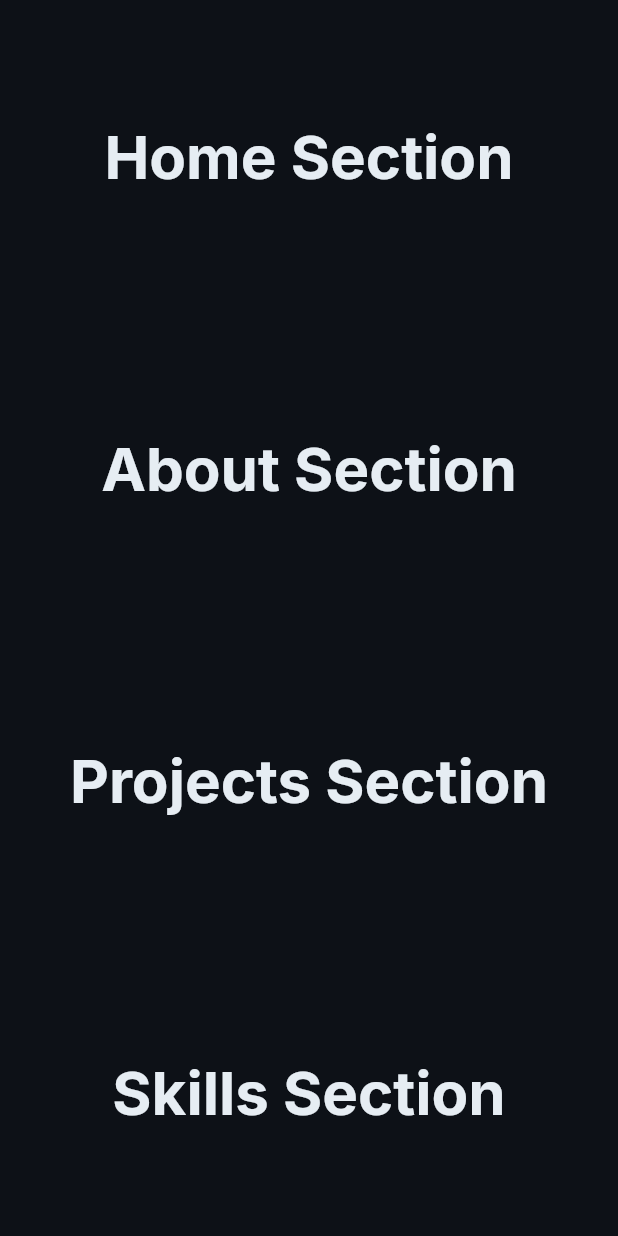
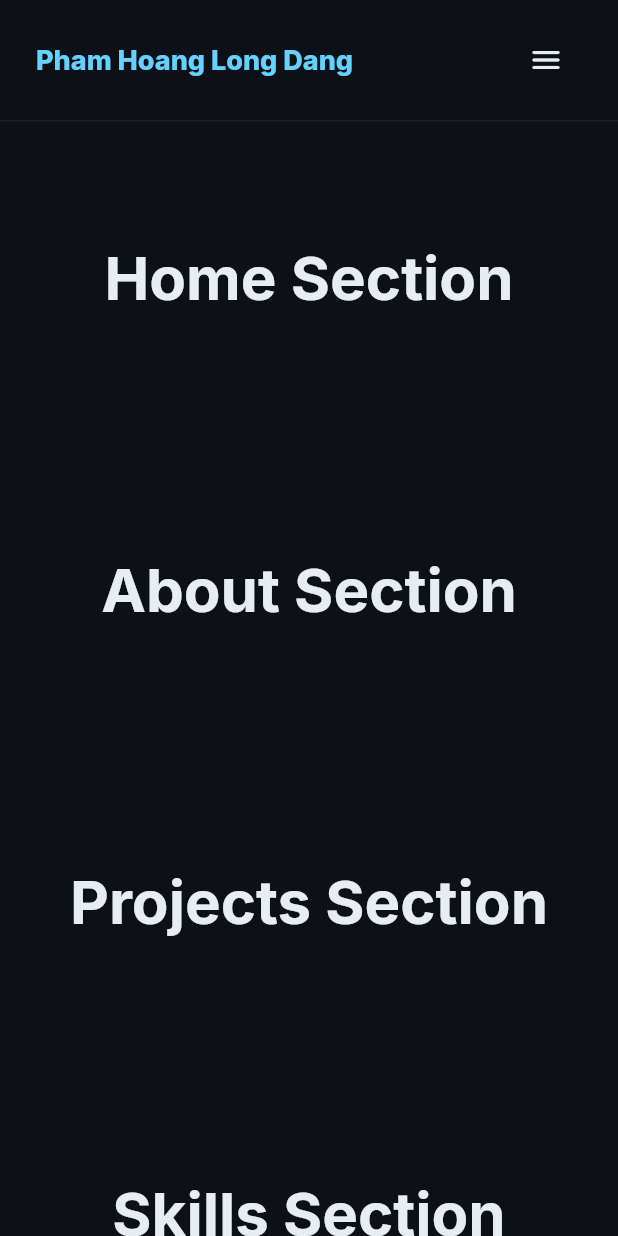
Before and after one commit to DPHLong/my_portfolio, a Flutter app: the screen it shows after launch, on a phone screen of 412 x 824 dp. Run offline on Flutter 3.47's test engine with Material 3 defaults, Android fonts, the phone set to English and light mode, and no system bars; our stand-ins replace font_awesome_flutter, go_router, google_fonts.

Commit message:
step 2: Add new files and modify existing files

```diff
--- a/lib/app.dart
+++ b/lib/app.dart
@@ -1,30 +1,78 @@
 import 'package:flutter/material.dart';
 import 'package:go_router/go_router.dart';
+import 'package:my_portfolio/core/constants/app_constants.dart';
 import 'package:my_portfolio/core/theme/app_theme.dart';
+import 'package:my_portfolio/core/theme/theme_notifier.dart';
+import 'package:my_portfolio/core/widgets/footer.dart';
+import 'package:my_portfolio/core/widgets/nav_bar.dart';
+import 'package:my_portfolio/core/widgets/scroll_service.dart';
+import 'package:my_portfolio/features/about/about_section.dart';
+import 'package:my_portfolio/features/contact/contact_section.dart';
 import 'package:my_portfolio/features/home/home_section.dart';
-import 'package:my_portfolio/features/about/about_section.dart';
 import 'package:my_portfolio/features/projects/projects_section.dart';
 import 'package:my_portfolio/features/skills/skills_section.dart';
-import 'package:my_portfolio/features/contact/contact_section.dart';
 
-class PortfolioPage extends StatelessWidget {
+// ── Theme Notifier (app-level) ────────────────────────────────────────
+final ThemeNotifier themeNotifier = ThemeNotifier();
+
+// ── Portfolio Page ────────────────────────────────────────────────────
+
+class PortfolioPage extends StatefulWidget {
   const PortfolioPage({super.key});
 
   @override
+  State<PortfolioPage> createState() => _PortfolioPageState();
+}
+
+class _PortfolioPageState extends State<PortfolioPage> {
+  final ScrollService _scrollService = ScrollService();
+
+  @override
+  void dispose() {
+    _scrollService.dispose();
+    super.dispose();
+  }
+
+  @override
   Widget build(BuildContext context) {
-    return const Scaffold(
-      body: CustomScrollView(
-        slivers: [
-          SliverToBoxAdapter(child: HomeSection()),
-          SliverToBoxAdapter(child: AboutSection()),
-          SliverToBoxAdapter(child: ProjectsSection()),
-          SliverToBoxAdapter(child: SkillsSection()),
-          SliverToBoxAdapter(child: ContactSection()),
+    final keys = _scrollService.sectionKeys;
+
+    return Scaffold(
+      body: Column(
+        children: [
+          // ── Sticky nav bar ──
+          NavBar(
+            themeNotifier: themeNotifier,
+            onNavTap: _scrollService.scrollToSection,
+          ),
+
+          // ── Scrollable content ──
+          Expanded(
+            child: SingleChildScrollView(
+              controller: _scrollService.scrollController,
+              child: Column(
+                children: [
+                  HomeSection(sectionKey: keys[AppConstants.sectionHome]!),
+                  AboutSection(sectionKey: keys[AppConstants.sectionAbout]!),
+                  ProjectsSection(
+                    sectionKey: keys[AppConstants.sectionProjects]!,
+                  ),
+                  SkillsSection(sectionKey: keys[AppConstants.sectionSkills]!),
+                  ContactSection(
+                    sectionKey: keys[AppConstants.sectionContact]!,
+                  ),
+                  const Footer(),
+                ],
+              ),
+            ),
+          ),
         ],
       ),
     );
   }
 }
+
+// ── Router ────────────────────────────────────────────────────────────
 
 final GoRouter appRouter = GoRouter(
   routes: [
@@ -32,18 +80,25 @@ final GoRouter appRouter = GoRouter(
   ],
 );
 
+// ── App Root ──────────────────────────────────────────────────────────
+
 class PortfolioApp extends StatelessWidget {
   const PortfolioApp({super.key});
 
   @override
   Widget build(BuildContext context) {
+    return ListenableBuilder(
+      listenable: themeNotifier,
+      builder: (context, _) {
         return MaterialApp.router(
           title: 'My Portfolio',
           debugShowCheckedModeBanner: false,
           theme: AppTheme.lightTheme,
           darkTheme: AppTheme.darkTheme,
-      themeMode: ThemeMode.dark,
+          themeMode: themeNotifier.themeMode,
           routerConfig: appRouter,
+        );
+      },
     );
   }
 }
--- a/lib/core/constants/app_constants.dart
+++ b/lib/core/constants/app_constants.dart
@@ -2,15 +2,16 @@ class AppConstants {
   AppConstants._();
 
   // ── Personal Info ───────────────────────────────────────────────────
-  static const String name = 'Your Name';
+  static const String name = 'Pham Hoang Long Dang';
   static const String tagline =
       'Flutter Developer | Firebase Expert | AI Engineering Enthusiast';
-  static const String email = 'your.email@example.com';
-  static const String location = 'Your City, Country';
+  static const String email = 'antholeo@gmail.com';
+  static const String location = 'Berlin, Germany';
 
   // ── Social Links ────────────────────────────────────────────────────
-  static const String githubUrl = 'https://github.com/yourusername';
-  static const String linkedInUrl = 'https://linkedin.com/in/yourusername';
+  static const String githubUrl = 'https://github.com/DPHLong';
+  static const String linkedInUrl =
+      'https://linkedin.com/in/long-dang-163309351';
   static const String resumeUrl = '';
 
   // ── Section IDs (for scroll navigation) ─────────────────────────────
--- /dev/null
+++ b/lib/core/theme/theme_notifier.dart
@@ -0,0 +1,13 @@
+import 'package:flutter/material.dart';
+
+class ThemeNotifier extends ChangeNotifier {
+  ThemeMode _themeMode = ThemeMode.dark;
+
+  ThemeMode get themeMode => _themeMode;
+  bool get isDark => _themeMode == ThemeMode.dark;
+
+  void toggle() {
+    _themeMode = isDark ? ThemeMode.light : ThemeMode.dark;
+    notifyListeners();
+  }
+}
--- /dev/null
+++ b/lib/core/widgets/nav_bar.dart
@@ -0,0 +1,253 @@
+import 'package:flutter/material.dart';
+import 'package:my_portfolio/core/constants/app_constants.dart';
+import 'package:my_portfolio/core/responsive/responsive.dart';
+import 'package:my_portfolio/core/theme/theme_notifier.dart';
+
+class NavItem {
+  final String label;
+  final String sectionKey;
+
+  const NavItem({required this.label, required this.sectionKey});
+}
+
+const _navItems = [
+  NavItem(label: 'Home', sectionKey: AppConstants.sectionHome),
+  NavItem(label: 'About', sectionKey: AppConstants.sectionAbout),
+  NavItem(label: 'Projects', sectionKey: AppConstants.sectionProjects),
+  NavItem(label: 'Skills', sectionKey: AppConstants.sectionSkills),
+  NavItem(label: 'Contact', sectionKey: AppConstants.sectionContact),
+];
+
+class NavBar extends StatelessWidget {
+  final ThemeNotifier themeNotifier;
+  final void Function(String sectionKey) onNavTap;
+
+  const NavBar({
+    super.key,
+    required this.themeNotifier,
+    required this.onNavTap,
+  });
+
+  @override
+  Widget build(BuildContext context) {
+    final isMobile = Responsive.isMobile(context);
+
+    return Container(
+      width: double.infinity,
+      padding: const EdgeInsets.symmetric(horizontal: 24, vertical: 16),
+      decoration: BoxDecoration(
+        color: Theme.of(context).scaffoldBackgroundColor.withAlpha(230),
+        border: Border(
+          bottom: BorderSide(
+            color: Theme.of(context).dividerColor.withAlpha(30),
+          ),
+        ),
+      ),
+      child: Center(
+        child: ConstrainedBox(
+          constraints: const BoxConstraints(
+            maxWidth: AppConstants.maxContentWidth,
+          ),
+          child: Row(
+            mainAxisAlignment: MainAxisAlignment.spaceBetween,
+            children: [
+              // ── Logo / Name ──
+              GestureDetector(
+                onTap: () => onNavTap(AppConstants.sectionHome),
+                child: Text(
+                  AppConstants.name,
+                  style: Theme.of(context).textTheme.titleLarge?.copyWith(
+                    color: Theme.of(context).colorScheme.primary,
+                    fontWeight: FontWeight.w800,
+                  ),
+                ),
+              ),
+
+              // ── Nav Links (desktop) or Menu Button (mobile) ──
+              if (isMobile)
+                _MobileMenuButton(
+                  themeNotifier: themeNotifier,
+                  onNavTap: onNavTap,
+                )
+              else
+                Row(
+                  mainAxisSize: MainAxisSize.min,
+                  children: [
+                    for (final item in _navItems)
+                      _DesktopNavLink(
+                        label: item.label,
+                        onTap: () => onNavTap(item.sectionKey),
+                      ),
+                    const SizedBox(width: 8),
+                    _ThemeToggle(themeNotifier: themeNotifier),
+                  ],
+                ),
+            ],
+          ),
+        ),
+      ),
+    );
+  }
+}
+
+// ── Desktop nav link ──────────────────────────────────────────────────
+
+class _DesktopNavLink extends StatefulWidget {
+  final String label;
+  final VoidCallback onTap;
+
+  const _DesktopNavLink({required this.label, required this.onTap});
+
+  @override
+  State<_DesktopNavLink> createState() => _DesktopNavLinkState();
+}
+
+class _DesktopNavLinkState extends State<_DesktopNavLink> {
+  bool _hovering = false;
+
+  @override
+  Widget build(BuildContext context) {
+    final primary = Theme.of(context).colorScheme.primary;
+    final onSurface = Theme.of(context).colorScheme.onSurface;
+
+    return MouseRegion(
+      onEnter: (_) => setState(() => _hovering = true),
+      onExit: (_) => setState(() => _hovering = false),
+      cursor: SystemMouseCursors.click,
+      child: GestureDetector(
+        onTap: widget.onTap,
+        child: Padding(
+          padding: const EdgeInsets.symmetric(horizontal: 16, vertical: 8),
+          child: AnimatedDefaultTextStyle(
+            duration: const Duration(milliseconds: 200),
+            style: Theme.of(context).textTheme.titleMedium!.copyWith(
+              color: _hovering ? primary : onSurface,
+              fontWeight: _hovering ? FontWeight.w600 : FontWeight.w500,
+            ),
+            child: Text(widget.label),
+          ),
+        ),
+      ),
+    );
+  }
+}
+
+// ── Mobile menu button + drawer trigger ───────────────────────────────
+
+class _MobileMenuButton extends StatelessWidget {
+  final ThemeNotifier themeNotifier;
+  final void Function(String sectionKey) onNavTap;
+
+  const _MobileMenuButton({
+    required this.themeNotifier,
+    required this.onNavTap,
+  });
+
+  @override
+  Widget build(BuildContext context) {
+    return IconButton(
+      icon: const Icon(Icons.menu_rounded),
+      onPressed: () {
+        showModalBottomSheet(
+          context: context,
+          backgroundColor: Theme.of(context).scaffoldBackgroundColor,
+          shape: const RoundedRectangleBorder(
+            borderRadius: BorderRadius.vertical(top: Radius.circular(20)),
+          ),
+          builder: (_) => _MobileNavSheet(
+            themeNotifier: themeNotifier,
+            onNavTap: (key) {
+              Navigator.of(context).pop();
+              onNavTap(key);
+            },
+          ),
+        );
+      },
+    );
+  }
+}
+
+class _MobileNavSheet extends StatelessWidget {
+  final ThemeNotifier themeNotifier;
+  final void Function(String sectionKey) onNavTap;
+
+  const _MobileNavSheet({required this.themeNotifier, required this.onNavTap});
+
+  @override
+  Widget build(BuildContext context) {
+    return SafeArea(
+      child: Padding(
+        padding: const EdgeInsets.symmetric(vertical: 24),
+        child: Column(
+          mainAxisSize: MainAxisSize.min,
+          children: [
+            for (final item in _navItems)
+              ListTile(
+                title: Text(
+                  item.label,
+                  style: Theme.of(context).textTheme.titleMedium,
+                  textAlign: TextAlign.center,
+                ),
+                onTap: () => onNavTap(item.sectionKey),
+              ),
+            const Divider(),
+            ListenableBuilder(
+              listenable: themeNotifier,
+              builder: (context, _) {
+                return ListTile(
+                  leading: Icon(
+                    themeNotifier.isDark
+                        ? Icons.light_mode_rounded
+                        : Icons.dark_mode_rounded,
+                  ),
+                  title: Text(
+                    themeNotifier.isDark ? 'Light Mode' : 'Dark Mode',
+                    style: Theme.of(context).textTheme.titleMedium,
+                  ),
+                  onTap: () {
+                    themeNotifier.toggle();
+                    Navigator.of(context).pop();
+                  },
+                );
+              },
+            ),
+          ],
+        ),
+      ),
+    );
+  }
+}
+
+// ── Theme toggle button ───────────────────────────────────────────────
+
+class _ThemeToggle extends StatelessWidget {
+  final ThemeNotifier themeNotifier;
+
+  const _ThemeToggle({required this.themeNotifier});
+
+  @override
+  Widget build(BuildContext context) {
+    return ListenableBuilder(
+      listenable: themeNotifier,
+      builder: (context, _) {
+        return IconButton(
+          icon: AnimatedSwitcher(
+            duration: const Duration(milliseconds: 300),
+            transitionBuilder: (child, animation) =>
+                RotationTransition(turns: animation, child: child),
+            child: Icon(
+              themeNotifier.isDark
+                  ? Icons.light_mode_rounded
+                  : Icons.dark_mode_rounded,
+              key: ValueKey(themeNotifier.isDark),
+            ),
+          ),
+          onPressed: themeNotifier.toggle,
+          tooltip: themeNotifier.isDark
+              ? 'Switch to Light Mode'
+              : 'Switch to Dark Mode',
+        );
+      },
+    );
+  }
+}
--- /dev/null
+++ b/lib/core/widgets/scroll_service.dart
@@ -0,0 +1,29 @@
+import 'package:flutter/material.dart';
+import 'package:my_portfolio/core/constants/app_constants.dart';
+
+class ScrollService {
+  final ScrollController scrollController = ScrollController();
+
+  final Map<String, GlobalKey> sectionKeys = {
+    AppConstants.sectionHome: GlobalKey(),
+    AppConstants.sectionAbout: GlobalKey(),
+    AppConstants.sectionProjects: GlobalKey(),
+    AppConstants.sectionSkills: GlobalKey(),
+    AppConstants.sectionContact: GlobalKey(),
+  };
+
+  void scrollToSection(String sectionKey) {
+    final key = sectionKeys[sectionKey];
+    if (key?.currentContext != null) {
+      Scrollable.ensureVisible(
+        key!.currentContext!,
+        duration: const Duration(milliseconds: 600),
+        curve: Curves.easeInOutCubic,
+      );
+    }
+  }
+
+  void dispose() {
+    scrollController.dispose();
+  }
+}
--- a/lib/core/widgets/section_wrapper.dart
+++ b/lib/core/widgets/section_wrapper.dart
@@ -3,12 +3,14 @@ import 'package:my_portfolio/core/constants/app_constants.dart';
 
 class SectionWrapper extends StatelessWidget {
   final String sectionKey;
+  final GlobalKey? globalKey;
   final Widget child;
   final Color? backgroundColor;
 
   const SectionWrapper({
     super.key,
     required this.sectionKey,
+    this.globalKey,
     required this.child,
     this.backgroundColor,
   });
@@ -16,7 +18,7 @@ class SectionWrapper extends StatelessWidget {
   @override
   Widget build(BuildContext context) {
     return Container(
-      key: ValueKey(sectionKey),
+      key: globalKey ?? ValueKey(sectionKey),
       width: double.infinity,
       color: backgroundColor,
       padding: const EdgeInsets.symmetric(
--- a/lib/features/about/about_section.dart
+++ b/lib/features/about/about_section.dart
@@ -3,12 +3,15 @@ import 'package:my_portfolio/core/constants/app_constants.dart';
 import 'package:my_portfolio/core/widgets/section_wrapper.dart';
 
 class AboutSection extends StatelessWidget {
-  const AboutSection({super.key});
+  final GlobalKey sectionKey;
+
+  const AboutSection({super.key, required this.sectionKey});
 
   @override
   Widget build(BuildContext context) {
     return SectionWrapper(
       sectionKey: AppConstants.sectionAbout,
+      globalKey: sectionKey,
       child: Center(
         child: Text(
           'About Section',
--- a/lib/features/contact/contact_section.dart
+++ b/lib/features/contact/contact_section.dart
@@ -3,12 +3,15 @@ import 'package:my_portfolio/core/constants/app_constants.dart';
 import 'package:my_portfolio/core/widgets/section_wrapper.dart';
 
 class ContactSection extends StatelessWidget {
-  const ContactSection({super.key});
+  final GlobalKey sectionKey;
+
+  const ContactSection({super.key, required this.sectionKey});
 
   @override
   Widget build(BuildContext context) {
     return SectionWrapper(
       sectionKey: AppConstants.sectionContact,
+      globalKey: sectionKey,
       child: Center(
         child: Text(
           'Contact Section',
--- a/lib/features/home/home_section.dart
+++ b/lib/features/home/home_section.dart
@@ -3,12 +3,15 @@ import 'package:my_portfolio/core/constants/app_constants.dart';
 import 'package:my_portfolio/core/widgets/section_wrapper.dart';
 
 class HomeSection extends StatelessWidget {
-  const HomeSection({super.key});
+  final GlobalKey sectionKey;
+
+  const HomeSection({super.key, required this.sectionKey});
 
   @override
   Widget build(BuildContext context) {
     return SectionWrapper(
       sectionKey: AppConstants.sectionHome,
+      globalKey: sectionKey,
       child: Center(
         child: Text(
           'Home Section',
--- a/lib/features/projects/projects_section.dart
+++ b/lib/features/projects/projects_section.dart
@@ -3,12 +3,15 @@ import 'package:my_portfolio/core/constants/app_constants.dart';
 import 'package:my_portfolio/core/widgets/section_wrapper.dart';
 
 class ProjectsSection extends StatelessWidget {
-  const ProjectsSection({super.key});
+  final GlobalKey sectionKey;
+
+  const ProjectsSection({super.key, required this.sectionKey});
 
   @override
   Widget build(BuildContext context) {
     return SectionWrapper(
       sectionKey: AppConstants.sectionProjects,
+      globalKey: sectionKey,
       child: Center(
         child: Text(
           'Projects Section',
--- a/lib/features/skills/skills_section.dart
+++ b/lib/features/skills/skills_section.dart
@@ -3,12 +3,15 @@ import 'package:my_portfolio/core/constants/app_constants.dart';
 import 'package:my_portfolio/core/widgets/section_wrapper.dart';
 
 class SkillsSection extends StatelessWidget {
-  const SkillsSection({super.key});
+  final GlobalKey sectionKey;
+
+  const SkillsSection({super.key, required this.sectionKey});
 
   @override
   Widget build(BuildContext context) {
     return SectionWrapper(
       sectionKey: AppConstants.sectionSkills,
+      globalKey: sectionKey,
       child: Center(
         child: Text(
           'Skills Section',
```
Also changed, not shown: lib/core/widgets/footer.dart (added, +124 -0 lines). Lines whose indentation alone changed are shown as unchanged.
